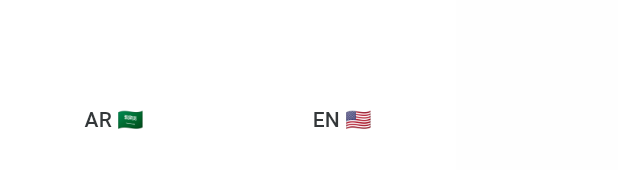
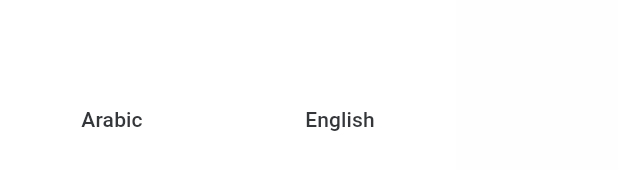
Before and after one commit to devhasanalhamed/todo, a Flutter app: the DrawerComponent widget shown alone on an empty page, opened directly, on a phone screen of 412 x 824 dp. Shown: the part 499-669 px from the top of the screen. Run offline on Flutter 3.47's test engine with Material 2 defaults, Android fonts, the phone set to English and light mode, and no system bars; our stand-ins replace animated_splash_screen, conditional_builder_null_safety, easy_localization, flutter_bloc, page_transition, sqflite; accounts and stored records are empty.

Commit message:
Update drawer_component.dart
apply localization

```diff
--- a/lib/presentation/widgets/drawer_component.dart
+++ b/lib/presentation/widgets/drawer_component.dart
@@ -1,3 +1,4 @@
+import 'package:easy_localization/easy_localization.dart';
 import 'package:flutter/material.dart';
 import 'package:flutter_bloc/flutter_bloc.dart';
 import 'package:todo/cubit/project_cubit.dart';
@@ -21,11 +22,11 @@ class DrawerComponent extends StatelessWidget {
                 children: [
                   TextButton(
                       onPressed: () => cubit.changeLanguageToArabic(context),
-                      child: const Text('AR 🇸🇦')),
+                      child: Text('ar'.tr())),
                   const SizedBox(),
                   TextButton(
                       onPressed: () => cubit.changeLanguageToEnglish(context),
-                      child: const Text('EN 🇺🇸')),
+                      child: Text('en'.tr())),
                 ],
               ),
             ],
```
